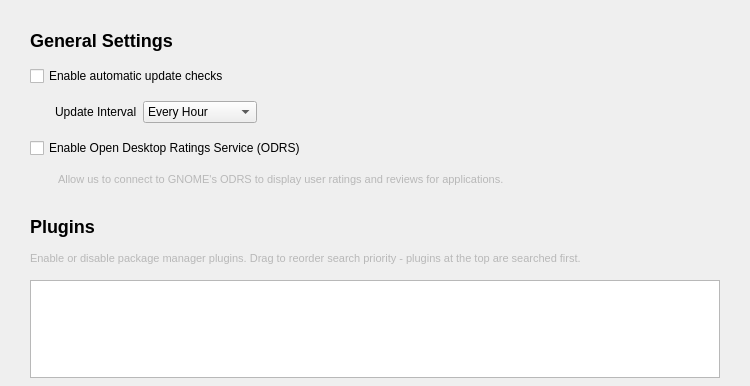
Old version of the form src/ui/panels/settings_panel.ui in the repository anocweb/apt-ex-package-manager; both pictures show x 0 to 750 and y 0 to 386 of the 750 by 600 pixel window.
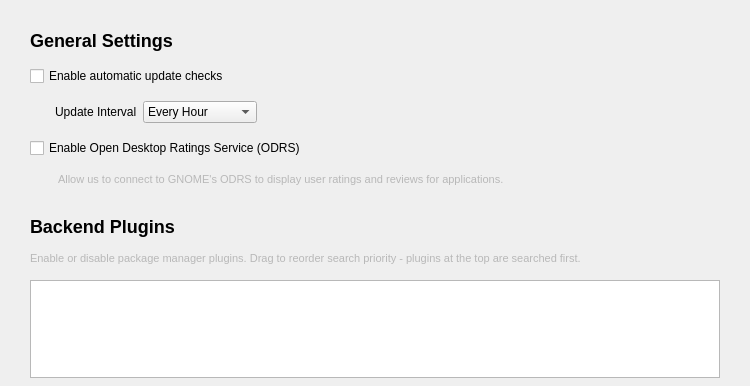
New version of the form.

Commit message:
Update settings for disabled plugins
- Change 'Plugins' header to 'Backend Plugins'
- Hide settings content for disabled plugins
- Show muted header with '(disabled)' text for disabled plugins
- Reload sections when plugin enabled/disabled state changes

```diff
--- a/src/ui/panels/settings_panel.ui
+++ b/src/ui/panels/settings_panel.ui
@@ -217,7 +217,7 @@
           <item>
            <widget class="QLabel" name="backendPreferenceTitle">
             <property name="text">
-             <string>Plugins</string>
+             <string>Backend Plugins</string>
             </property>
             <property name="styleSheet">
              <string>font-weight: bold; font-size: 18px;</string>
```
The commit also changes 2 other files.
